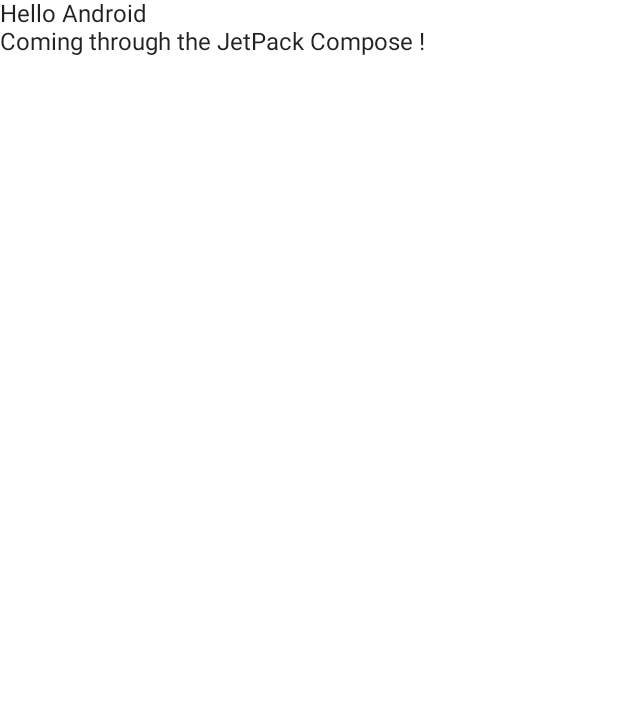
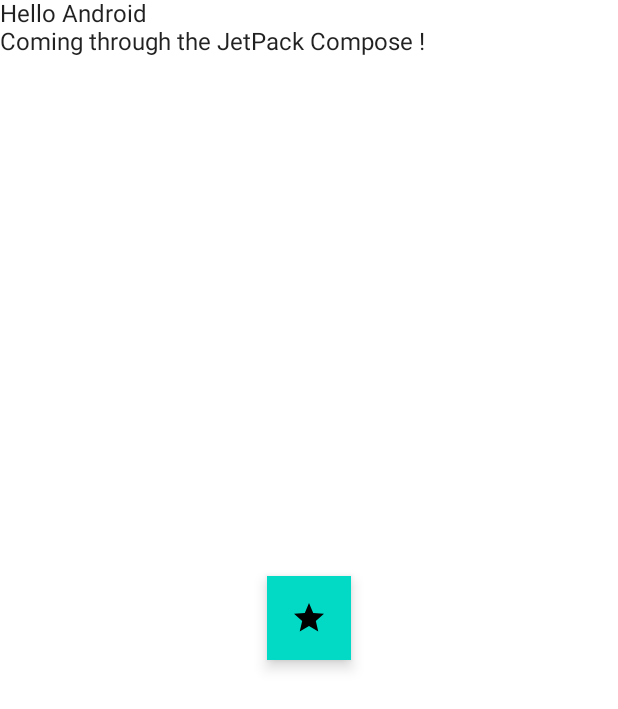
Before and after one commit to HarshPanchal18/Jetpack-Playground, an Android app built with Jetpack Compose: the screen it shows after launch (MainActivity), on a phone screen of 412 x 824 dp. Shown: the top 709 px of the screen. Run offline under Robolectric (Android 15) with nearby library versions, the phone set to English and light mode, and no system bars.

Commit message:
Added Floating Action Button

```diff
--- a/app/src/main/java/com/example/first_jetcompose/MainActivity.kt
+++ b/app/src/main/java/com/example/first_jetcompose/MainActivity.kt
@@ -3,12 +3,16 @@ package com.example.first_jetcompose
 import android.os.Bundle
 import androidx.activity.ComponentActivity
 import androidx.activity.compose.setContent
+import androidx.compose.foundation.layout.Arrangement
+import androidx.compose.foundation.layout.Column
 import androidx.compose.foundation.layout.fillMaxSize
-import androidx.compose.material.MaterialTheme
-import androidx.compose.material.Surface
-import androidx.compose.material.Text
+import androidx.compose.material.*
+import androidx.compose.material.icons.Icons
+import androidx.compose.material.icons.outlined.Star
 import androidx.compose.runtime.Composable
+import androidx.compose.ui.Alignment
 import androidx.compose.ui.Modifier
+import androidx.compose.ui.graphics.RectangleShape
 import androidx.compose.ui.tooling.preview.Preview
 import com.example.first_jetcompose.ui.theme.FirstjetcomposeTheme
 
@@ -20,6 +24,13 @@ class MainActivity : ComponentActivity() {
                 // A surface container using the 'background' color from the theme
                 Surface(modifier = Modifier.fillMaxSize(), color = MaterialTheme.colors.background) {
                     Greeting("Android\nComing through the JetPack Compose ")
+                }
+                Column(
+                    modifier = Modifier.fillMaxSize(),
+                    verticalArrangement = Arrangement.SpaceEvenly,
+                    horizontalAlignment = Alignment.CenterHorizontally
+                ) {
+                    IconFloatingActionButton()
                 }
             }
         }
@@ -38,3 +49,15 @@ fun DefaultPreview() {
         Greeting("Android")
     }
 }
+
+@Preview
+@Composable
+private fun IconFloatingActionButton() {
+    FloatingActionButton(onClick = {},
+    shape = RectangleShape) {
+        Icon(
+            imageVector = Icons.Outlined.Star,
+            contentDescription = null
+        )
+    }
+}
```
